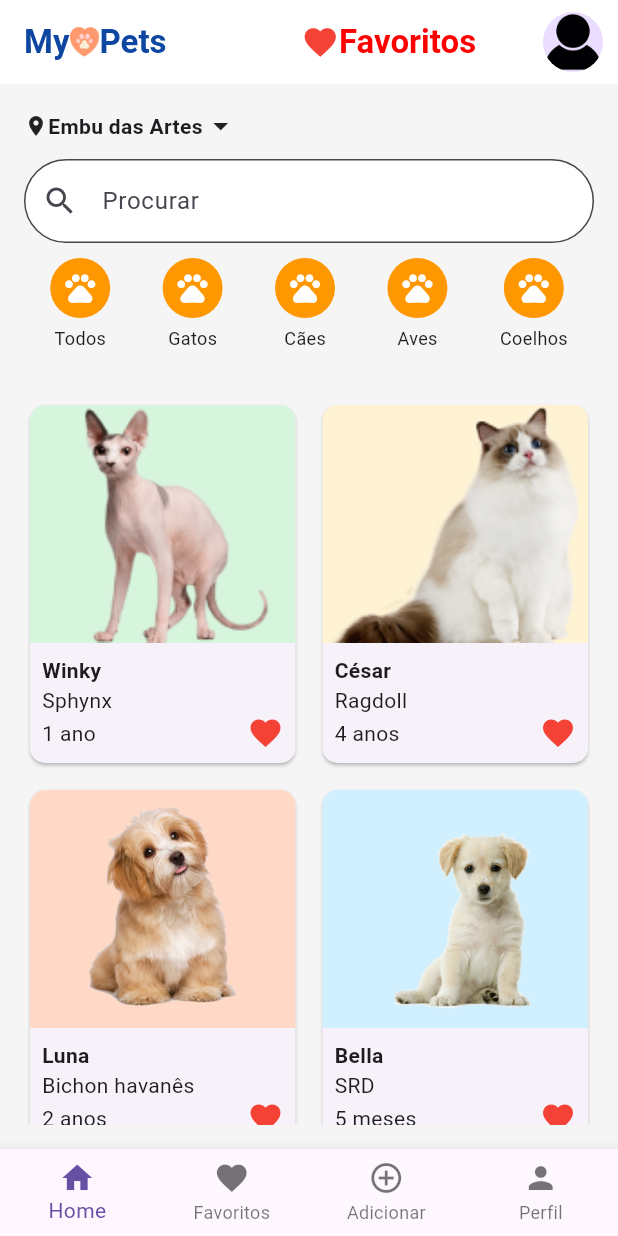
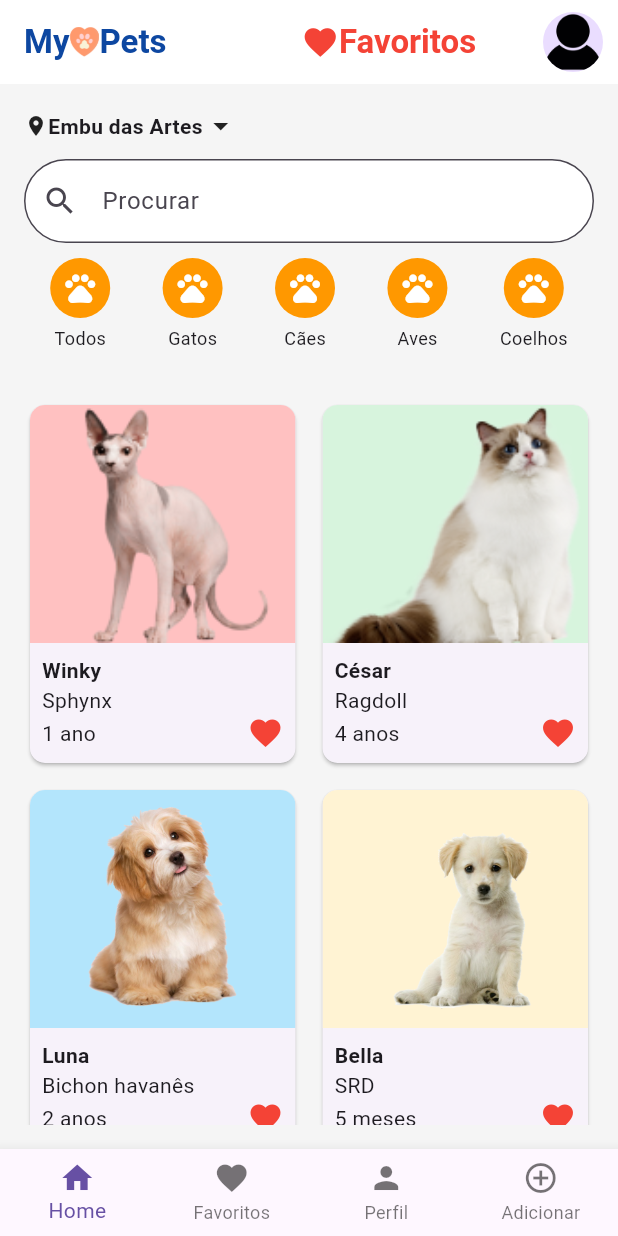
Before and after one commit to nandosimoes/MyPet_FlutterApp, a Flutter app: the FavoriteScreen screen opened directly, on a phone screen of 412 x 824 dp. Run offline on Flutter 3.47's test engine with Material 3 defaults, Android fonts, the light colour scheme and no system bars.

Commit message:
second commit

```diff
--- a/lib/screens/favorites_screen.dart
+++ b/lib/screens/favorites_screen.dart
@@ -12,6 +12,20 @@ class FavoriteScreen extends StatefulWidget {
 
 class _FavoriteScreenState extends State<FavoriteScreen> {
   final PetService petService = PetService();
+  List<Pet> favoritePets = [];
+
+  @override
+  void initState() {
+    super.initState();
+    _loadFavoritePets();
+  }
+
+  void _loadFavoritePets() {
+    setState(() {
+      // Carrega os pets favoritos filtrando pela propriedade 'favorite'
+      favoritePets = petService.getFavoritePets();
+    });
+  }
 
   @override
   Widget build(BuildContext context) {
@@ -27,29 +41,14 @@ class _FavoriteScreenState extends State<FavoriteScreen> {
               'My',
               style: TextStyle(color: Colors.blue[900], fontWeight: FontWeight.bold),
             ),
-            Image.asset(
-              'lib/assets/pata.png',
-              width: 20,
-              height: 20,
-              fit: BoxFit.contain,
-            ),
-            Text(
-              'Pets',
-              style: TextStyle(color: Colors.blue[900], fontWeight: FontWeight.bold),
-            ),
+            Image.asset('lib/assets/pata.png', width: 20, height: 20, fit: BoxFit.contain),
+            Text('Pets', style: TextStyle(color: Colors.blue[900], fontWeight: FontWeight.bold)),
             Padding(
               padding: const EdgeInsets.only(left: 90),
               child: Row(
                 children: [
-                  Icon(
-                    Icons.favorite,
-                    color: Colors.red,
-                    size: 25,
-                  ),
-                  Text(
-                    'Favoritos',
-                    style: TextStyle(color: const Color.fromARGB(255, 255, 0, 0), fontWeight: FontWeight.bold),
-                  ),
+                  Icon(Icons.favorite, color: Colors.red, size: 25),
+                  Text('Favoritos', style: TextStyle(color: Colors.red, fontWeight: FontWeight.bold)),
                   SizedBox(width: 5),
                 ],
               ),
@@ -57,16 +56,16 @@ class _FavoriteScreenState extends State<FavoriteScreen> {
           ],
         ),
         actions: [
-          CircleAvatar(
-            backgroundImage: AssetImage('lib/assets/profile_pic.png'),
-          ),
+          CircleAvatar(backgroundImage: AssetImage('lib/assets/profile_pic.png')),
           SizedBox(width: 10),
         ],
       ),
       body: Column(
         children: [
-          Header(location: 'Embu das Artes'), // Usando o Header aqui
-          Expanded( // Usando Expanded para ocupar o espaço restante
+          Header(location: 'Embu das Artes', onAnimalTypeSelected: (_) {}), // Header aqui, sem filtro
+          favoritePets.isEmpty
+              ? Center(child: Text('Nenhum pet favorito encontrado')) // Exibe se não houver favoritos
+              : Expanded(
                   child: Padding(
                     padding: const EdgeInsets.all(16.0),
                     child: GridView.builder(
@@ -76,14 +75,20 @@ class _FavoriteScreenState extends State<FavoriteScreen> {
                         crossAxisSpacing: 10,
                         mainAxisSpacing: 10,
                       ),
-                itemCount: _filteredFavoritePets().length,
+                      itemCount: favoritePets.length,
                       itemBuilder: (context, index) {
-                  Pet pet = _filteredFavoritePets()[index];
+                        Pet pet = favoritePets[index];
                         List<Color> imageBackgroundColors = [
-                    Color(0xFFD7F4DD),
-                    Color(0xFFFFF3D3),
-                    Color(0xFFFFD9C5),
-                    Color(0xFFD0EFFF),
+                          Color.fromARGB(255, 255, 193, 193),
+                          Color.fromARGB(255, 215, 244, 221),
+                          Color.fromARGB(255, 179, 229, 252),
+                          Color.fromARGB(255, 255, 243, 211),
+                          Color.fromARGB(255, 255, 217, 197),
+                          Color.fromARGB(255, 236, 208, 255),
+                          Color.fromARGB(255, 195, 254, 244),
+                          Color.fromARGB(255, 255, 171, 171),
+                          Color.fromARGB(255, 214, 199, 230),
+                          Color.fromARGB(255, 224, 224, 224),
                         ];
                         Color imageColor = imageBackgroundColors[index % imageBackgroundColors.length];
                         return PetCard(pet: pet, imageBackgroundColor: imageColor);
@@ -96,8 +101,4 @@ class _FavoriteScreenState extends State<FavoriteScreen> {
       bottomNavigationBar: BottomNavigation(),
     );
   }
-
-  List<Pet> _filteredFavoritePets() {
-    return petService.getFavoritePets();
 }
-}
--- a/lib/services/pet_service.dart
+++ b/lib/services/pet_service.dart
@@ -18,6 +18,6 @@ class PetService {
   }
 
   List<Pet> getFavoritePets() {
-    return getPets().where((pet) => pet.favorite).toList();
+    return getPets().where((pet) => pet.favorite == true).toList();
   }
 }
--- a/lib/widgets/bottom_navigation.dart
+++ b/lib/widgets/bottom_navigation.dart
@@ -18,14 +18,15 @@ class BottomNavigation extends StatelessWidget {
           icon: Icon(Icons.favorite),
           label: 'Favoritos',
         ),
+                BottomNavigationBarItem(
+          icon: Icon(Icons.person),
+          label: 'Perfil',
+        ),
         BottomNavigationBarItem(
           icon: Icon(Icons.add_circle_outline),
           label: 'Adicionar',
         ),
-        BottomNavigationBarItem(
-          icon: Icon(Icons.person),
-          label: 'Perfil',
-        ),
+
       ],
       onTap: (index) {
         switch (index) {
@@ -44,13 +45,13 @@ class BottomNavigation extends StatelessWidget {
             case 2:
             Navigator.pushReplacement(
               context,
-              MaterialPageRoute(builder: (context) => AddPetScreen())
+              MaterialPageRoute(builder: (context) => ProfileScreen())
             );
              break;
             case 3:
             Navigator.pushReplacement(
               context,
-              MaterialPageRoute(builder: (context) => ProfileScreen())
+              MaterialPageRoute(builder: (context) => AddPetScreen())
             );
         }
       },
--- a/lib/widgets/header.dart
+++ b/lib/widgets/header.dart
@@ -2,8 +2,9 @@ import 'package:flutter/material.dart';
 
 class Header extends StatelessWidget {
   final String location;
+  final Function(String) onAnimalTypeSelected;
 
-  Header({required this.location});
+  Header({required this.location, required this.onAnimalTypeSelected});
 
   @override
   Widget build(BuildContext context) {
@@ -50,7 +51,7 @@ class Header extends StatelessWidget {
   Widget _buildAnimalIcon(IconData icon, String label, String animalType) {
     return GestureDetector(
       onTap: () {
-        // Aqui você pode definir a lógica de filtro, se necessário
+        onAnimalTypeSelected(animalType);  // Chama o callback ao selecionar um animal
       },
       child: Column(
         children: [
```
Also changed, not shown: lib/screens/home_screen.dart (+16 -9 lines), lib/screens/profile_screen.dart (+16 -0 lines). Lines whose indentation alone changed are shown as unchanged.
